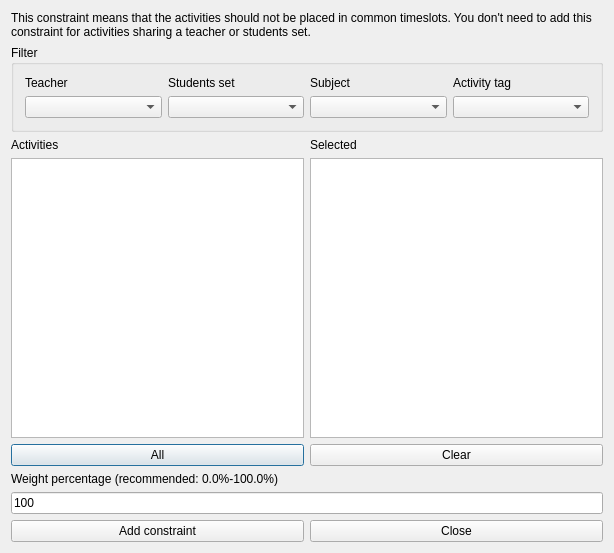
This is fet/src/interface/addconstraintactivitiesnotoverlappingform_template.ui in vonmecheln/fet as Qt 5 draws it before an edit. The edited form follows.
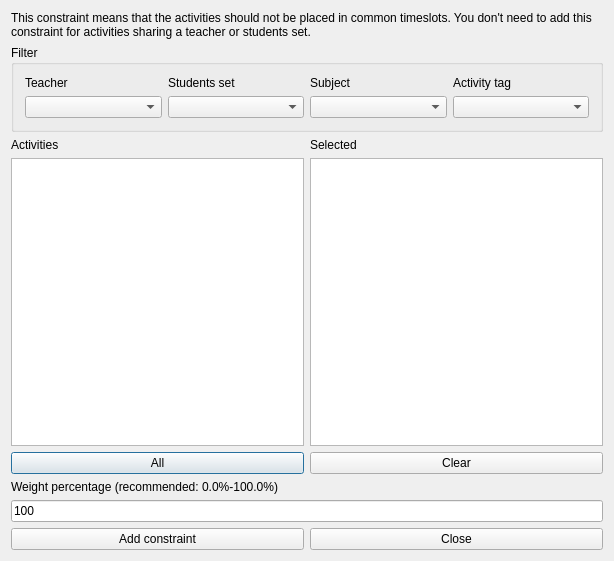
This is the edited form.

What changed in the file:
```diff
--- a/fet/src/interface/addconstraintactivitiesnotoverlappingform_template.ui
+++ b/fet/src/interface/addconstraintactivitiesnotoverlappingform_template.ui
@@ -7,7 +7,7 @@
     <x>0</x>
     <y>0</y>
     <width>614</width>
-    <height>553</height>
+    <height>561</height>
    </rect>
   </property>
   <property name="windowTitle">
```
Left out of the diff: 4 changed lines with no effect on the pictures.
